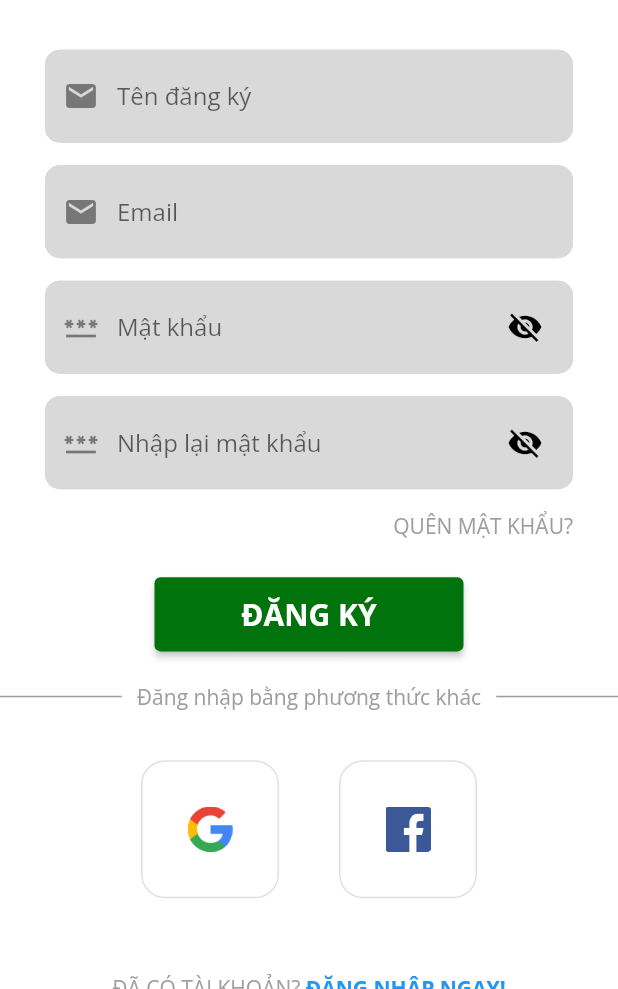
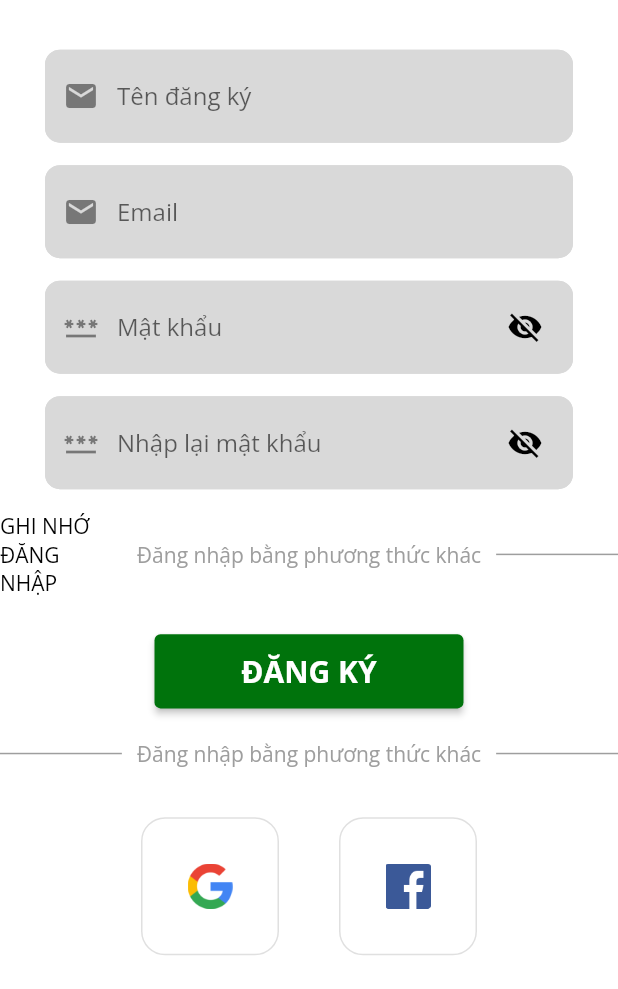
Before and after one commit to Dong0711/Smart-farm, a Flutter app: the screen it shows after launch, on a phone screen of 412 x 824 dp, the part 247-1236 px from its top. Run offline on Flutter 3.47's test engine with Material 2 defaults, Android fonts, the light colour scheme and no system bars.

Commit message:
Update SigninPage.dart

```diff
--- a/farm/lib/page/SigninPage.dart
+++ b/farm/lib/page/SigninPage.dart
@@ -124,18 +124,27 @@ class _SigninPageState extends State<SigninPage> {
             SizedBox(
               height: 15,
             ),
-            Padding(
-              padding: const EdgeInsets.symmetric(horizontal: 30),
-              child: Row(
-                mainAxisAlignment: MainAxisAlignment.end,
-                children: const [
-                  Text(
-                    'QUÊN MẬT KHẨU?',
-                    style: TextStyle(color: Colors.grey),
-                  )
-                ],
+            Row(children: [
+              Expanded(
+                  child: Text(
+                'GHI NHỚ ĐĂNG NHẬP',
+                style: TextStyle(color: Colors.black),
+              )),
+              Padding(
+                padding: EdgeInsets.symmetric(horizontal: 10.0),
+                child: Text(
+                  "Đăng nhập bằng phương thức khác",
+                  style: TextStyle(color: Colors.grey),
+                ),
               ),
-            ),
+              Expanded(
+                  child: Divider(
+                thickness: 1,
+                color: Colors.grey,
+              )),
+            ]
+                // children: [Expanded(child: child)],
+                ),
             SizedBox(
               height: screenHeight * 0.03,
             ),
```
